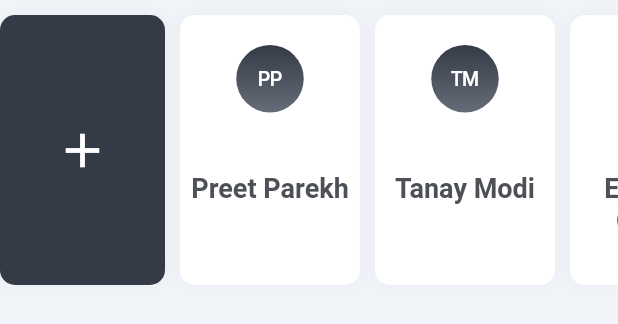
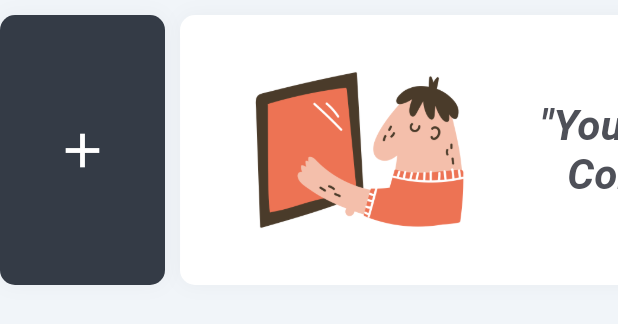
Before and after one commit to preetjdp/YouOweMe, a Flutter app: the PeopleList widget shown alone on an empty page, opened directly, on a phone screen of 412 x 824 dp. Shown: the top 324 px of the screen. Run offline on Flutter 3.47's test engine with Material 2 defaults, Android fonts, the phone set to English and light mode, and no system bars; our stand-ins replace cloud_firestore, contacts_service, device_preview, equatable, firebase_auth, graphql_flutter and 4 more; missing offline and left inert: artemis, firebase_auth_platform_interface, fuzzy, gql; accounts and stored records are empty; generated files the repository leaves out were written again; network calls fail; Roboto replaces fonts that are missing (Aileron); statements that could not run were skipped.

Commit message:
Showing Recent People In NewOwe

```diff
--- a/mobileApp/lib/ui/Abstractions/yomTheme.dart
+++ b/mobileApp/lib/ui/Abstractions/yomTheme.dart
@@ -18,6 +18,10 @@ final ThemeData yomTheme = ThemeData(
             fontSize: 50,
             fontWeight: FontWeight.bold,
             color: Color.fromRGBO(78, 80, 88, 1)),
+        headline2: TextStyle(
+            fontSize: 28,
+            fontWeight: FontWeight.bold,
+            color: Color.fromRGBO(78, 80, 88, 1)),
         headline3: TextStyle(
             fontSize: 18,
             fontWeight: FontWeight.bold,
--- a/mobileApp/lib/ui/NewOwe/peopleList.dart
+++ b/mobileApp/lib/ui/NewOwe/peopleList.dart
@@ -1,5 +1,8 @@
+import 'package:YouOweMe/resources/graphql/seva.dart';
+import 'package:YouOweMe/resources/notifiers/meNotifier.dart';
 import 'package:YouOweMe/ui/Abstractions/expandingWidgetDelegate.dart';
 import 'package:YouOweMe/ui/Abstractions/yomAvatar.dart';
+import 'package:YouOweMe/ui/Abstractions/yomSpinner.dart';
 import 'package:contacts_service/contacts_service.dart';
 import 'package:flutter/material.dart';
 import 'package:provider/provider.dart';
@@ -13,6 +16,7 @@ class PeopleList extends StatelessWidget {
   final EdgeInsets margin = EdgeInsets.all(10);
   @override
   Widget build(BuildContext context) {
+    final Seva$Query$User me = Provider.of<MeNotifier>(context).me;
     // List<Contact> contacts =
     List<Contact> contacts = people
         .map((e) =>
@@ -24,7 +28,7 @@ class PeopleList extends StatelessWidget {
           .add(contact);
     }
 
-    void addNewContact() {
+    void openContactSelector() {
       PanelController panelController =
           Provider.of<PanelController>(context, listen: false);
       panelController.open();
@@ -41,7 +45,7 @@ class PeopleList extends StatelessWidget {
                   maxWidth: 120,
                   minWidth: 80,
                   child: GestureDetector(
-                    onTap: addNewContact,
+                    onTap: openContactSelector,
                     child: Container(
                       margin: margin.copyWith(left: 0),
                       width: 80,
@@ -62,10 +66,16 @@ class PeopleList extends StatelessWidget {
                       )),
                     ),
                   ))),
+          if (me.oweMe.length > 0)
             SliverList(
-              delegate:
-                  SliverChildBuilderDelegate((BuildContext context, int index) {
-            Contact contact = contacts.elementAt(index);
+                delegate: SliverChildBuilderDelegate(
+                    (BuildContext context, int index) {
+              // Contact contact = contacts.elementAt(index);
+              Seva$Query$User$Owe$User user =
+                  me.oweMe.elementAt(index).issuedTo;
+              Contact contact = Contact(
+                  displayName: user.name,
+                  phones: [Item(value: "+917123456789")]);
               return GestureDetector(
                 onTap: () => selectContact(contact),
                 child: Container(
@@ -89,16 +99,55 @@ class PeopleList extends StatelessWidget {
                       SizedBox(
                         height: 40,
                       ),
-                    Text(people.elementAt(index),
+                      Text(user.name,
                           textAlign: TextAlign.center,
                           style: Theme.of(context).textTheme.headline3),
                     ],
                   ),
                 ),
               );
-          }, childCount: people.length))
+            }, childCount: me.oweMe.length))
+          else
+            PeopleListEmptyState()
         ],
       ),
     );
   }
 }
+
+class PeopleListEmptyState extends StatelessWidget {
+  final EdgeInsets margin = EdgeInsets.all(10);
+  @override
+  Widget build(BuildContext context) {
+    return SliverToBoxAdapter(
+      child: Container(
+        margin: margin.copyWith(left: 0),
+        decoration: BoxDecoration(
+            color: Colors.white,
+            borderRadius: BorderRadius.circular(10),
+            boxShadow: [
+              BoxShadow(
+                  blurRadius: 10,
+                  color: Color.fromRGBO(78, 80, 88, 0.05),
+                  spreadRadius: 0.1)
+            ]),
+        child: Row(
+          children: [
+            Image.asset('assets/scribbles/karlsson_no_connection.png'),
+            Text(
+              """"You'll See Recent\nContacts Here" """,
+              textAlign: TextAlign.center,
+              style: Theme.of(context)
+                  .textTheme
+                  .headline2
+                  .copyWith(fontStyle: FontStyle.italic),
+            ),
+            SizedBox(
+              width: 20,
+            ),
+          ],
+        ),
+      ),
+    );
+  }
+}
```
Also changed, not shown: mobileApp/assets/scribbles/karlsson_no_connection.png (added). Lines whose indentation alone changed are shown as unchanged.
